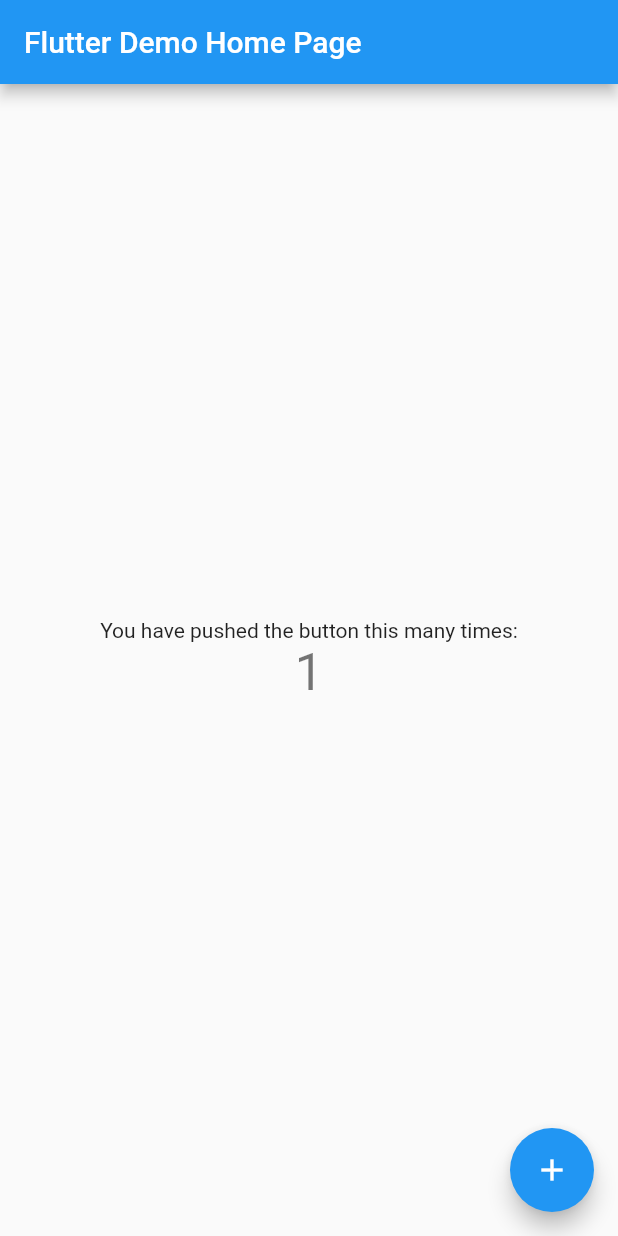
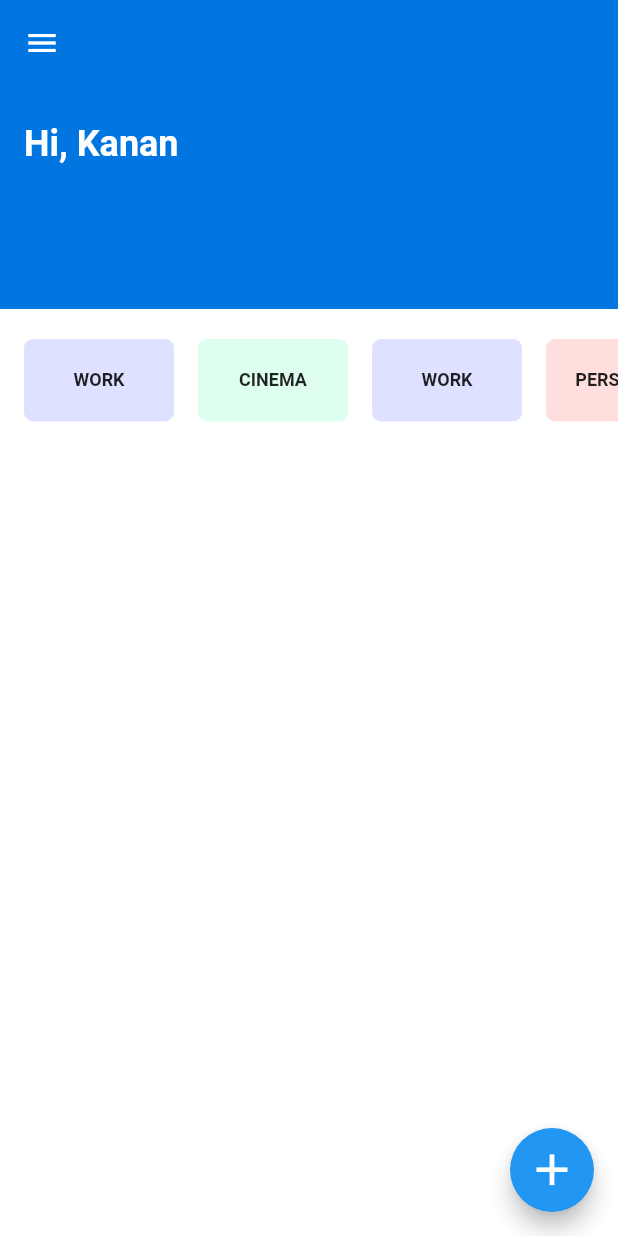
Before and after one commit to KanZa-Studio/Kanza, a Flutter app: the screen it shows after launch, after a tap on the "add" icon, on a phone screen of 412 x 824 dp. Run offline on Flutter 3.47's test engine with Material 2 defaults, Android fonts, the phone set to English and light mode, and no system bars; our stand-ins replace google_fonts; Roboto replaces fonts that are missing (Corben).

Commit message:
home page initialized

```diff
--- /dev/null
+++ b/assets/langs/en.json
@@ -0,0 +1,3 @@
+{
+    "test": "Test"
+}
--- /dev/null
+++ b/lib/app.dart
@@ -0,0 +1,26 @@
+import 'package:flutter/material.dart';
+import 'package:flutter_localizations/flutter_localizations.dart';
+
+import './presentation/values/themes.dart';
+import './presentation/pages/home/home_page.dart';
+import './utils/localization_helper/localization_helper.dart';
+
+class KanzaApp extends StatelessWidget {
+  @override
+  Widget build(BuildContext context) {
+    return MaterialApp(
+      theme: defaultTheme,
+      locale: const Locale('en', 'US'),
+      supportedLocales: [
+        Locale('en', 'US'),
+      ],
+      localizationsDelegates: [
+        AppLocalizations.delegate,
+        GlobalMaterialLocalizations.delegate,
+        GlobalWidgetsLocalizations.delegate,
+        GlobalCupertinoLocalizations.delegate,
+      ],
+      home: HomePage(),
+    );
+  }
+}
--- a/lib/main.dart
+++ b/lib/main.dart
@@ -1,117 +1,4 @@
 import 'package:flutter/material.dart';
+import './app.dart';
 
-void main() {
-  runApp(MyApp());
-}
-
-class MyApp extends StatelessWidget {
-  // This widget is the root of your application.
-  @override
-  Widget build(BuildContext context) {
-    return MaterialApp(
-      title: 'Flutter Demo',
-      theme: ThemeData(
-        // This is the theme of your application.
-        //
-        // Try running your application with "flutter run". You'll see the
-        // application has a blue toolbar. Then, without quitting the app, try
-        // changing the primarySwatch below to Colors.green and then invoke
-        // "hot reload" (press "r" in the console where you ran "flutter run",
-        // or simply save your changes to "hot reload" in a Flutter IDE).
-        // Notice that the counter didn't reset back to zero; the application
-        // is not restarted.
-        primarySwatch: Colors.blue,
-        // This makes the visual density adapt to the platform that you run
-        // the app on. For desktop platforms, the controls will be smaller and
-        // closer together (more dense) than on mobile platforms.
-        visualDensity: VisualDensity.adaptivePlatformDensity,
-      ),
-      home: MyHomePage(title: 'Flutter Demo Home Page'),
-    );
-  }
-}
-
-class MyHomePage extends StatefulWidget {
-  MyHomePage({Key key, this.title}) : super(key: key);
-
-  // This widget is the home page of your application. It is stateful, meaning
-  // that it has a State object (defined below) that contains fields that affect
-  // how it looks.
-
-  // This class is the configuration for the state. It holds the values (in this
-  // case the title) provided by the parent (in this case the App widget) and
-  // used by the build method of the State. Fields in a Widget subclass are
-  // always marked "final".
-
-  final String title;
-
-  @override
-  _MyHomePageState createState() => _MyHomePageState();
-}
-
-class _MyHomePageState extends State<MyHomePage> {
-  int _counter = 0;
-
-  void _incrementCounter() {
-    setState(() {
-      // This call to setState tells the Flutter framework that something has
-      // changed in this State, which causes it to rerun the build method below
-      // so that the display can reflect the updated values. If we changed
-      // _counter without calling setState(), then the build method would not be
-      // called again, and so nothing would appear to happen.
-      _counter++;
-    });
-  }
-
-  @override
-  Widget build(BuildContext context) {
-    // This method is rerun every time setState is called, for instance as done
-    // by the _incrementCounter method above.
-    //
-    // The Flutter framework has been optimized to make rerunning build methods
-    // fast, so that you can just rebuild anything that needs updating rather
-    // than having to individually change instances of widgets.
-    return Scaffold(
-      appBar: AppBar(
-        // Here we take the value from the MyHomePage object that was created by
-        // the App.build method, and use it to set our appbar title.
-        title: Text(widget.title),
-      ),
-      body: Center(
-        // Center is a layout widget. It takes a single child and positions it
-        // in the middle of the parent.
-        child: Column(
-          // Column is also a layout widget. It takes a list of children and
-          // arranges them vertically. By default, it sizes itself to fit its
-          // children horizontally, and tries to be as tall as its parent.
-          //
-          // Invoke "debug painting" (press "p" in the console, choose the
-          // "Toggle Debug Paint" action from the Flutter Inspector in Android
-          // Studio, or the "Toggle Debug Paint" command in Visual Studio Code)
-          // to see the wireframe for each widget.
-          //
-          // Column has various properties to control how it sizes itself and
-          // how it positions its children. Here we use mainAxisAlignment to
-          // center the children vertically; the main axis here is the vertical
-          // axis because Columns are vertical (the cross axis would be
-          // horizontal).
-          mainAxisAlignment: MainAxisAlignment.center,
-          children: <Widget>[
-            Text(
-              'You have pushed the button this many times:',
-            ),
-            Text(
-              '$_counter',
-              style: Theme.of(context).textTheme.headline4,
-            ),
-          ],
-        ),
-      ),
-      floatingActionButton: FloatingActionButton(
-        onPressed: _incrementCounter,
-        tooltip: 'Increment',
-        child: Icon(Icons.add),
-      ), // This trailing comma makes auto-formatting nicer for build methods.
-    );
-  }
-}
+void main() => runApp(KanzaApp());
--- /dev/null
+++ b/lib/presentation/pages/home/home_page.dart
@@ -0,0 +1,54 @@
+import 'package:flutter/material.dart';
+import './home_top_bar.dart';
+import '../../values/colors.dart';
+
+class HomePage extends StatelessWidget {
+  @override
+  Widget build(BuildContext context) {
+    return Scaffold(
+      body: Column(
+        children: [
+          const HomeTopBar(),
+          const SizedBox(height: 20),
+          SizedBox(
+            height: 55,
+            child: ListView.builder(
+              scrollDirection: Axis.horizontal,
+              itemBuilder: (context, i) => Container(
+                width: 100,
+                margin: EdgeInsets.only(left: i == 0 ? 16 : 8, right: 8),
+                padding: const EdgeInsets.symmetric(horizontal: 8.0),
+                decoration: BoxDecoration(
+                  color: i % 2 == 0
+                      ? category1
+                      : (i % 3 == 0 ? category2 : category3),
+                  borderRadius: BorderRadius.circular(6.0),
+                ),
+                child: Center(
+                  child: Text(
+                    i % 2 == 0 ? 'WORK' : (i % 3 == 0 ? 'PERSONAL' : 'CINEMA'),
+                    style: TextStyle(
+                      fontSize: 12,
+                      fontWeight: FontWeight.bold,
+                    ),
+                    overflow: TextOverflow.clip,
+                    maxLines: 1,
+                  ),
+                ),
+              ),
+              itemCount: 5,
+            ),
+          ),
+        ],
+      ),
+      floatingActionButton: FloatingActionButton(
+        onPressed: () {},
+        child: const Icon(
+          Icons.add,
+          size: 35,
+          semanticLabel: 'Add To-do',
+        ),
+      ),
+    );
+  }
+}
--- /dev/null
+++ b/lib/presentation/pages/home/home_top_bar.dart
@@ -0,0 +1,36 @@
+import 'package:flutter/material.dart';
+import '../../values/colors.dart';
+import '../../../utils/extensions/responsive_helper.dart';
+
+class HomeTopBar extends StatelessWidget {
+  const HomeTopBar();
+
+  @override
+  Widget build(BuildContext context) {
+    return Container(
+      color: primaryColor,
+      height: context.screenHeight * 0.25,
+      width: double.infinity,
+      child: SafeArea(
+        child: Padding(
+          padding: const EdgeInsets.only(left: 16.0),
+          child: Column(
+            crossAxisAlignment: CrossAxisAlignment.start,
+            mainAxisSize: MainAxisSize.min,
+            children: [
+              SizedBox(height: context.screenHeight * 0.02),
+              InkWell(
+                child: Icon(Icons.menu, color: Colors.white),
+              ),
+              SizedBox(height: context.screenHeight * 0.05),
+              Text(
+                'Hi, Kanan',
+                style: Theme.of(context).textTheme.headline5,
+              ),
+            ],
+          ),
+        ),
+      ),
+    );
+  }
+}
--- a/lib/presentation/values/colors.dart
+++ b/lib/presentation/values/colors.dart
@@ -1,3 +1,13 @@
 import 'package:flutter/material.dart';
 
-const Color primaryColor = const Color(0xFFFF45FF);
+const Color primaryColor = const Color(0xFF0176E1);
+
+const Color pageBackroundColor = Colors.white;
+
+const Color category1 = const Color(0xFFDEE1FF);
+
+const Color category2 = const Color(0xFFFFDEDE);
+
+const Color category3 = const Color(0xFFDEFFEF);
+
+const Color category4 = const Color(0xFFFEDEFF);
--- a/lib/presentation/values/fonts.dart
+++ b/lib/presentation/values/fonts.dart
@@ -1,3 +1,8 @@
 import 'package:flutter/material.dart';
+import 'package:google_fonts/google_fonts.dart';
 
-const f14 = TextStyle(fontSize: 14);
+final f24Bold = GoogleFonts.corben(
+  fontSize: 24,
+  fontWeight: FontWeight.bold,
+  color: Colors.white,
+);
--- a/lib/presentation/values/themes.dart
+++ b/lib/presentation/values/themes.dart
@@ -0,0 +1,11 @@
+import 'package:flutter/material.dart';
+import './colors.dart';
+import './fonts.dart';
+
+final defaultTheme = ThemeData(
+  primaryColor: primaryColor,
+  scaffoldBackgroundColor: pageBackroundColor,
+  textTheme: TextTheme(
+    headline5: f24Bold,
+  ),
+);
--- /dev/null
+++ b/lib/utils/constants/assets.dart
@@ -0,0 +1,30 @@
+class _AssetsFonts {
+  const _AssetsFonts._();
+
+  final String gitkeep = 'assets/fonts/.gitkeep';
+}
+
+class _AssetsIcons {
+  const _AssetsIcons._();
+
+  final String gitkeep = 'assets/icons/.gitkeep';
+}
+
+class _AssetsLangs {
+  const _AssetsLangs._();
+
+  final String en = 'assets/langs/en.json';
+}
+
+/// stores [assets details]
+class Assets {
+  const Assets._();
+
+
+  /// fonts used in app
+  static const fonts = _AssetsFonts._();
+  /// icons used in app
+  static const icons = _AssetsIcons._();
+  /// langs used in app
+  static const langs = _AssetsLangs._();
+}
--- /dev/null
+++ b/lib/utils/constants/language_keys.dart
@@ -0,0 +1,7 @@
+/// provides keys of [Langauge Jsons]
+class LanguageKeys {
+  const LanguageKeys._();
+
+  ///  EN: Test
+  static const String test = 'test';
+}
--- /dev/null
+++ b/lib/utils/extensions/responsive_helper.dart
@@ -0,0 +1,16 @@
+import 'package:flutter/material.dart';
+
+/// extension to handle responsiveness
+extension ResponsiveHelper on BuildContext {
+  /// current [textScaleFactor] of device
+  double get textScaleFactor => MediaQuery.of(this).textScaleFactor;
+
+  /// [screen height] of device
+  double get screenHeight => MediaQuery.of(this).size.height;
+
+  /// [screen width] of device
+  double get screenWidth => MediaQuery.of(this).size.width;
+
+  /// [device pixel ration] of device
+  double get devicePixelRatio => MediaQuery.of(this).devicePixelRatio;
+}
--- /dev/null
+++ b/lib/utils/localization_helper/localization_helper.dart
@@ -0,0 +1,65 @@
+import 'dart:convert';
+
+import 'package:flutter/material.dart';
+import 'package:flutter/services.dart';
+
+/// Class to handle localization
+class AppLocalizations {
+  static AppLocalizations _instance;
+
+  /// provides singleton instance of [AppLocalizations]
+  static AppLocalizations get instance =>
+      _instance ?? (_instance = AppLocalizations());
+
+  /// Helper method to keep the code in the widgets concise
+  /// Localizations are accessed using an InheritedWidget "of" syntax
+  static AppLocalizations of(BuildContext context) {
+    return Localizations.of<AppLocalizations>(context, AppLocalizations);
+  }
+
+  /// Static member to have a simple access to the delegate from the MaterialApp
+  static const LocalizationsDelegate<AppLocalizations> delegate =
+      _AppLocalizationsDelegate();
+
+  Map<String, String> _localizedStrings = <String, String>{};
+
+  /// method that loads [*.json] file according to selected [Locale]
+  Future<bool> load(Locale locale) async {
+    final jsonString =
+        await rootBundle.loadString('assets/langs/${locale.languageCode}.json');
+    final jsonMap = json.decode(jsonString) as Map<String, dynamic>;
+
+    _localizedStrings = jsonMap.map((key, value) {
+      return MapEntry(key, value.toString());
+    });
+
+    return true;
+  }
+
+  /// method translates current string according to json key
+  String translate(String key) {
+    return _localizedStrings[key];
+  }
+}
+
+class _AppLocalizationsDelegate
+    extends LocalizationsDelegate<AppLocalizations> {
+  const _AppLocalizationsDelegate();
+
+  // add all languages code here
+  @override
+  bool isSupported(Locale locale) {
+    return ['en'].contains(locale.languageCode);
+  }
+
+  // load all localization files
+  @override
+  Future<AppLocalizations> load(Locale locale) async {
+    final localizations = AppLocalizations.instance;
+    await localizations.load(locale);
+    return localizations;
+  }
+
+  @override
+  bool shouldReload(LocalizationsDelegate<AppLocalizations> old) => false;
+}
```
Also changed, not shown: pubspec.yaml (+7 -22 lines), pubspec.lock, 3 other files.
